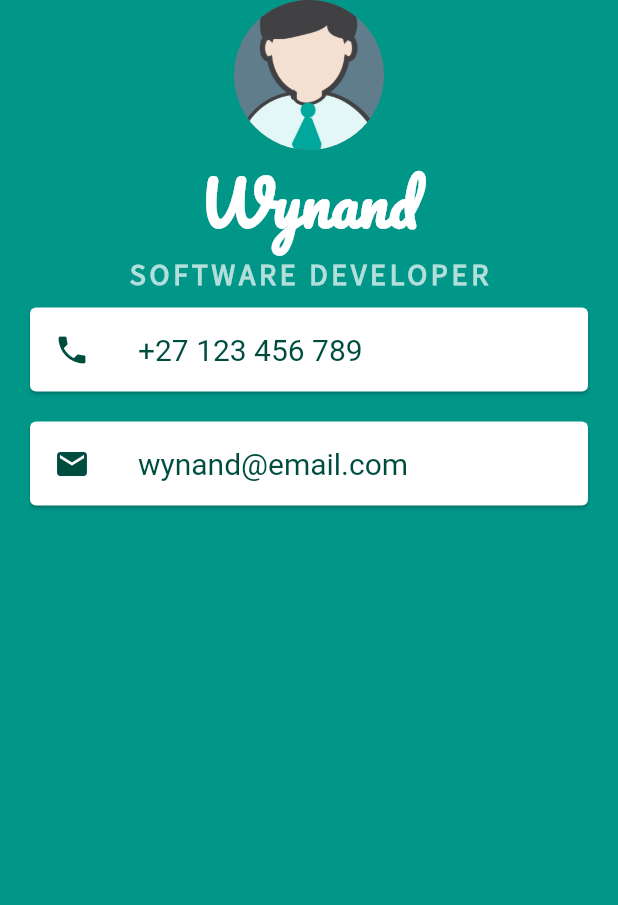
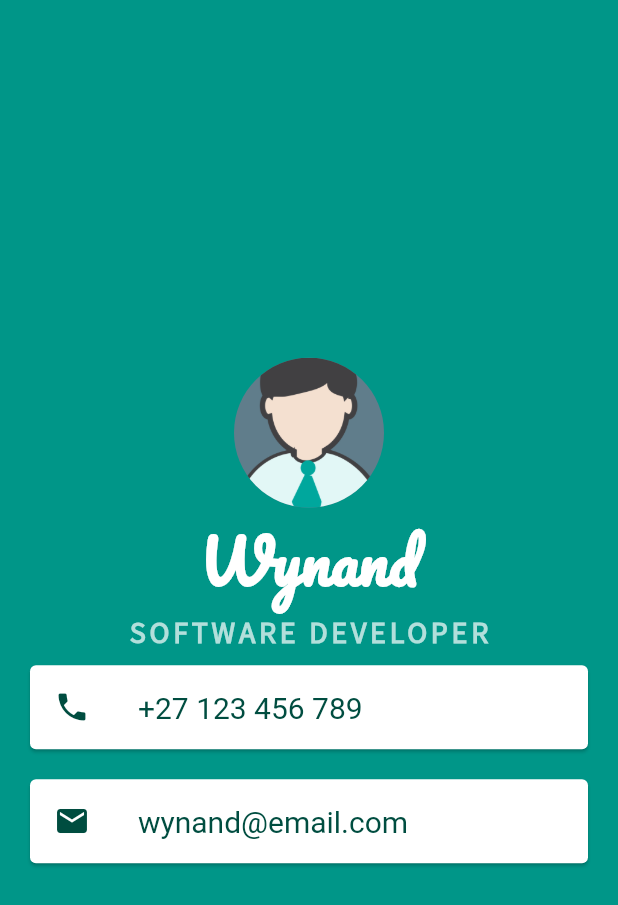
Before and after one commit to WkVr/mi_card_flutter, a Flutter app: the screen it shows after launch, on a phone screen of 412 x 824 dp. Shown: the top 905 px of the screen. Run offline on Flutter 3.47's test engine with Material 2 defaults, Android fonts, the phone set to English and light mode, and no system bars; Roboto replaces fonts that are missing (SansSourcePro).

Commit message:
Change styling

```diff
--- a/lib/main.dart
+++ b/lib/main.dart
@@ -14,6 +14,7 @@ class MyApp extends StatelessWidget {
         backgroundColor: Colors.teal,
         body: SafeArea(
           child: Column(
+            mainAxisAlignment: MainAxisAlignment.center,
             children: [
               const CircleAvatar(
                 radius: 50,
@@ -39,7 +40,6 @@ class MyApp extends StatelessWidget {
                 ),
               ),
               Card(
-                color: Colors.white,
                 margin: const EdgeInsets.symmetric(
                   vertical: 10,
                   horizontal: 20,
@@ -59,7 +59,6 @@ class MyApp extends StatelessWidget {
                 ),
               ),
               Card(
-                  color: Colors.white,
                   margin: const EdgeInsets.symmetric(
                     vertical: 10,
                     horizontal: 20,
```
